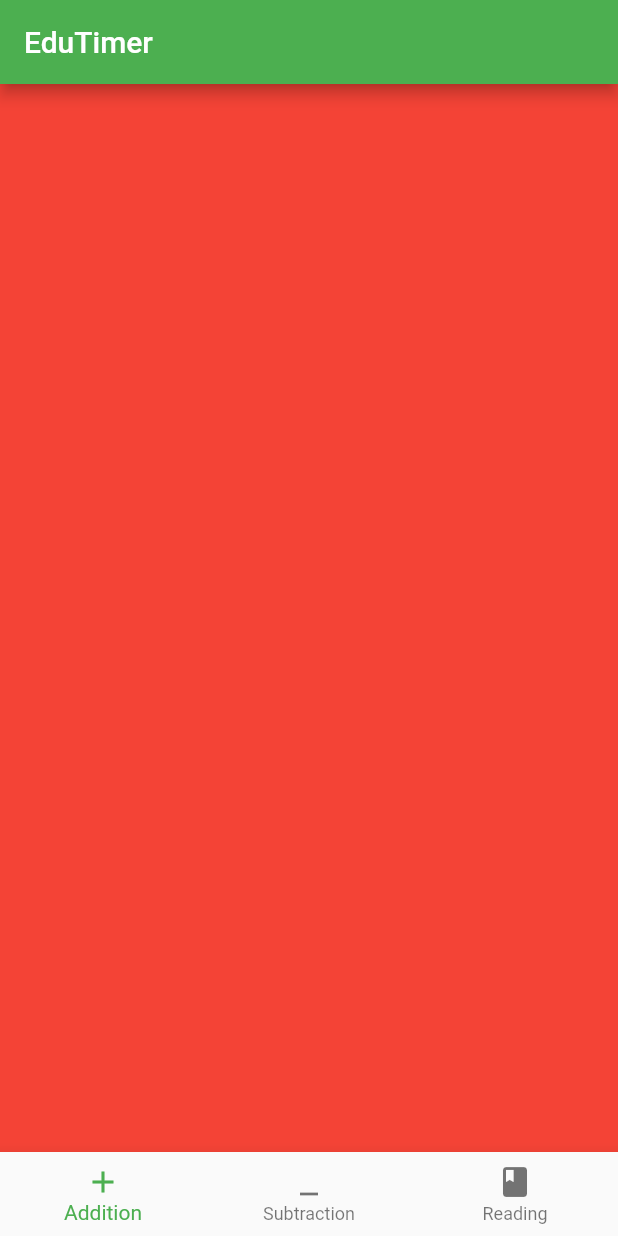
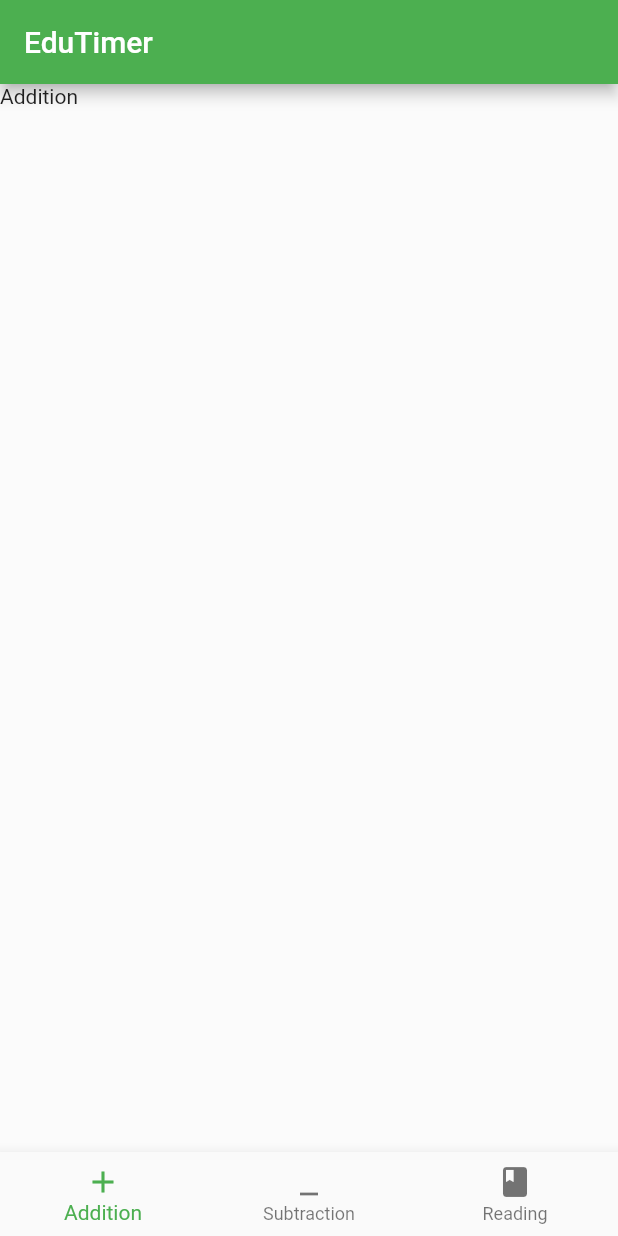
Before and after one commit to kevinmarathon2/flutter-educate-app, a Flutter app: the screen it shows after launch, on a phone screen of 412 x 824 dp. Run offline on Flutter 3.47's test engine with Material 2 defaults, Android fonts, the phone set to English and light mode, and no system bars.

Commit message:
added addition component

```diff
--- /dev/null
+++ b/lib/components/add_sub.dart
@@ -0,0 +1,25 @@
+import 'package:flutter/material.dart';
+
+class AddSubView extends StatefulWidget {
+  AddSubView({Key key, this.title, this.operation}) : super(key: key);
+
+  final String title;
+  final String operation;
+
+  @override
+  _AddSubViewState createState() => new _AddSubViewState( operation: operation);
+}
+
+class _AddSubViewState extends State<AddSubView> {
+  _AddSubViewState({this.operation});
+
+  final String operation;
+
+  @override
+  Widget build(BuildContext context) {
+    return new Container(
+      color: Colors.white10,
+      child: new Text( operation),
+    );
+  }
+}
--- a/lib/main.dart
+++ b/lib/main.dart
@@ -1,4 +1,6 @@
 import 'package:flutter/material.dart';
+import 'components/add_sub.dart';
+
 
 void main() {
   runApp(new MyApp());
@@ -26,7 +28,7 @@ class MyHomePage extends StatefulWidget {
 }
 
 class _MyHomePageState extends State<MyHomePage> {
-int _page =0;
+  int _page =0;
   PageController _pageController;
 
   @override
@@ -36,8 +38,8 @@ int _page =0;
         title: new Text(widget.title),
       ),
       body: new PageView(children: [
-        new Container(color: Colors.red),
-        new Container(color: Colors.blue),
+        new AddSubView( operation: "Addition"),
+        new AddSubView( operation: "Subtraction"),
         new Container(color: Colors.grey)
       ], controller: _pageController, onPageChanged: onPageChanged),
       bottomNavigationBar: new BottomNavigationBar(
```
